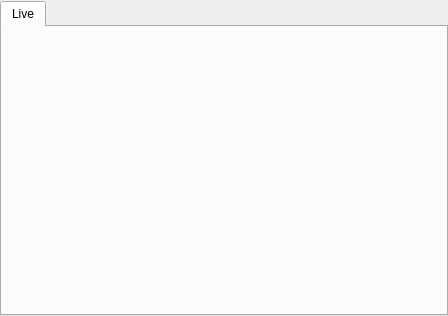
CasparCG/client, file src/Widgets/LiveWidget.ui: the form before one commit.
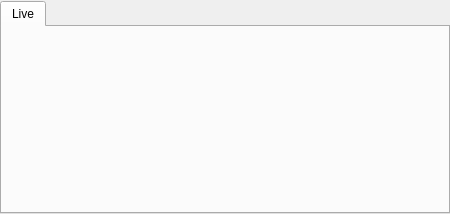
The form after the commit.

Commit message: Simplify layout of assorted widgets

Patch:
```diff
--- a/src/Widgets/LiveWidget.ui
+++ b/src/Widgets/LiveWidget.ui
@@ -6,8 +6,8 @@
    <rect>
     <x>0</x>
     <y>0</y>
-    <width>448</width>
-    <height>316</height>
+    <width>450</width>
+    <height>214</height>
    </rect>
   </property>
   <layout class="QVBoxLayout" name="verticalLayout_2" stretch="0">
@@ -38,45 +38,8 @@
       <attribute name="title">
        <string>Live</string>
       </attribute>
-      <layout class="QVBoxLayout" name="verticalLayout">
-       <property name="spacing">
-        <number>0</number>
-       </property>
-       <property name="margin">
-        <number>0</number>
-       </property>
-       <item>
         <layout class="QGridLayout" name="gridLayout">
-         <property name="spacing">
-          <number>0</number>
-         </property>
          <item row="0" column="0">
-          <spacer name="horizontalSpacerLeft">
-           <property name="orientation">
-            <enum>Qt::Horizontal</enum>
-           </property>
-           <property name="sizeHint" stdset="0">
-            <size>
-             <width>0</width>
-             <height>10</height>
-            </size>
-           </property>
-          </spacer>
-         </item>
-         <item row="0" column="2">
-          <spacer name="horizontalSpacerRight2">
-           <property name="orientation">
-            <enum>Qt::Horizontal</enum>
-           </property>
-           <property name="sizeHint" stdset="0">
-            <size>
-             <width>0</width>
-             <height>10</height>
-            </size>
-           </property>
-          </spacer>
-         </item>
-         <item row="0" column="1">
           <widget class="QLabel" name="labelLive">
            <property name="minimumSize">
             <size>
@@ -97,8 +60,6 @@
             <set>Qt::AlignCenter</set>
            </property>
           </widget>
-         </item>
-        </layout>
        </item>
       </layout>
      </widget>
```
Lines whose indentation alone changed are shown as unchanged. The commit also changes 13 other files.
